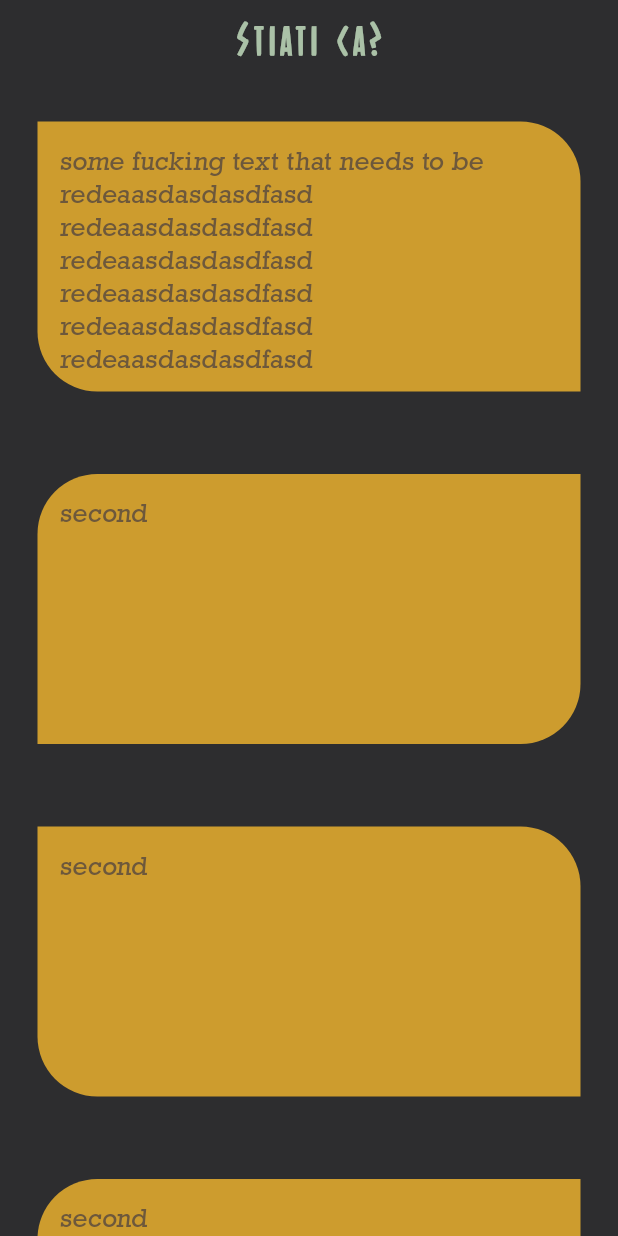
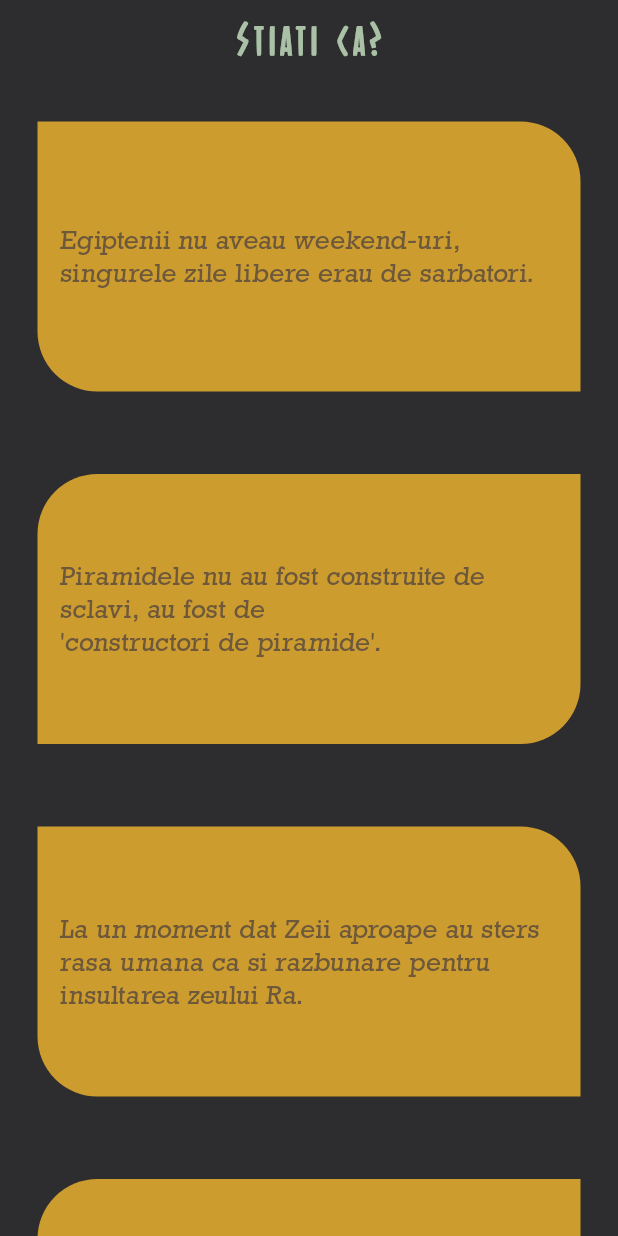
Before and after one commit to HiMyNameIsGarch/EgyptianMythology, a Flutter app: the DidYouKnow screen opened directly, on a phone screen of 412 x 824 dp. Run offline on Flutter 3.47's test engine with Material 2 defaults, Android fonts, the phone set to English and light mode, and no system bars; our stand-ins replace flutter_svg, introduction_screen.

Commit message:
add facts and modify ui - colors, fonts etc

```diff
--- a/lib/pages/card_lists.dart
+++ b/lib/pages/card_lists.dart
@@ -12,7 +12,7 @@ class CardLists {
             children: <Widget> [
                 const SizedBox(height: 60),
                 Text(title, style: TextStyle(
-                    color: CColors.lace, fontWeight: FontWeight.bold,
+                    color: CColors.blue, fontWeight: FontWeight.bold,
                     fontSize: 35, letterSpacing: 5, fontFamily: 'Isis')),
                 Expanded(
                     child: PageView.builder(
--- a/lib/pages/didyouknow.dart
+++ b/lib/pages/didyouknow.dart
@@ -13,6 +13,7 @@ class _DidYouKnowState extends State<DidYouKnow> {
                 height: 200,
                 padding: const EdgeInsets.only(left: 25, right: 25, bottom: 20),
                 child: Container(
+                    alignment: Alignment.center,
                     decoration: BoxDecoration(
                         color: CColors.gold,
                         borderRadius: isRight ? const BorderRadius.only(
@@ -26,9 +27,11 @@ class _DidYouKnowState extends State<DidYouKnow> {
                     padding: const EdgeInsets.only(left: 15, top: 15, bottom: 15, right: 15),
                     child: SingleChildScrollView(
                         child: Column(
-                            crossAxisAlignment: CrossAxisAlignment.start,
+                            crossAxisAlignment: CrossAxisAlignment.center,
                             children: <Widget> [
-                            Text(text, style: TextStyle(fontSize: 18, color: CColors.brown, fontFamily: 'Egypt')), ]
+                            Center(
+                                child: Text(text, style: TextStyle(fontSize: 18, color: CColors.brown, fontFamily: 'Egypt')),
+                            ),]
                         ),
                     ),
                 ),
@@ -38,7 +41,7 @@ class _DidYouKnowState extends State<DidYouKnow> {
     Widget build(BuildContext context) {
         return Scaffold(
             appBar: AppBar(
-                iconTheme: IconThemeData( color: CColors.blue,),
+                iconTheme: IconThemeData( color: CColors.blue),
                 elevation: 0,
                 backgroundColor: CColors.mainbg,
                 centerTitle: true,
@@ -47,10 +50,12 @@ class _DidYouKnowState extends State<DidYouKnow> {
             backgroundColor: CColors.mainbg,
             body: ListView(
                 children: <Widget>[
-                    getCard('some fucking text that needs to be redeaasdasdasdfasd redeaasdasdasdfasd redeaasdasdasdfasd redeaasdasdasdfasd redeaasdasdasdfasd redeaasdasdasdfasd redeaasdasdasdfasd redeaasdasdasdfasd redeaasdasdasdfasd fasdf asdf sadf asdf sadf sadf dfg fdggsjfasdf asdf saghfdfd""r', true),
-                    getCard('second', false),
-                    getCard('second', true),
-                    getCard('second', false),
+                    getCard('Egiptenii nu aveau weekend-uri, singurele zile libere erau de sarbatori.', true),
+                    getCard('Piramidele nu au fost construite de sclavi, au fost de \n\'constructori de piramide\'.', false),
+                    getCard('La un moment dat Zeii aproape au sters rasa umana ca si razbunare pentru insultarea zeului Ra.', true),
+                    getCard('Egiptenii avertizau zeii ca daca nu se vor putea intalnii cu persoanele iubite dupa viata de apoi, acestia vor oprii toate ofrandele si rugaciunile lor.', false),
+                    getCard('Nu toata lumea era mumificata deoarece ocupa mult timp si resurce. Numai oamenii bogati ai societatii erau mumificati.', true),
+                    getCard('Femeile aveau dreptul de a cumpara si de a detine o proprietate. Daca aceastea erau maritate, la divort aveau dreptul de a-si apara bunurile.', false),
                 ],
             ),
         );
```
Also changed, not shown: lib/pages/tabs/facts.dart (+6 -6 lines).
